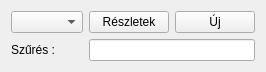
The window that lv2g/fkeyed.ui (csikfer/lanview2) describes before a commit, drawn with Qt 5.
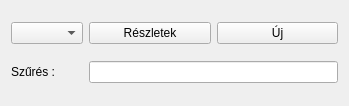
The same window after the commit.

Diff of the .ui file:
```diff
--- a/lv2g/fkeyed.ui
+++ b/lv2g/fkeyed.ui
@@ -6,14 +6,14 @@
    <rect>
     <x>0</x>
     <y>0</y>
-    <width>251</width>
-    <height>62</height>
+    <width>349</width>
+    <height>106</height>
    </rect>
   </property>
   <property name="windowTitle">
    <string>Form</string>
   </property>
-  <layout class="QGridLayout" name="gridLayout" columnstretch="2,1">
+  <layout class="QGridLayout" name="gridLayout">
    <item row="0" column="0">
     <widget class="QComboBox" name="comboBox">
      <property name="editable">
@@ -45,13 +45,6 @@
      </item>
     </layout>
    </item>
-   <item row="1" column="1">
-    <layout class="QHBoxLayout" name="horizontalLayoutFilter">
-     <item>
-      <widget class="QLineEdit" name="lineEditFilter"/>
-     </item>
-    </layout>
-   </item>
    <item row="1" column="0">
     <widget class="QLabel" name="label">
      <property name="text">
@@ -59,6 +52,9 @@
      </property>
     </widget>
    </item>
+   <item row="1" column="1">
+    <widget class="QLineEdit" name="lineEditFilter"/>
+   </item>
   </layout>
  </widget>
  <resources/>
```
